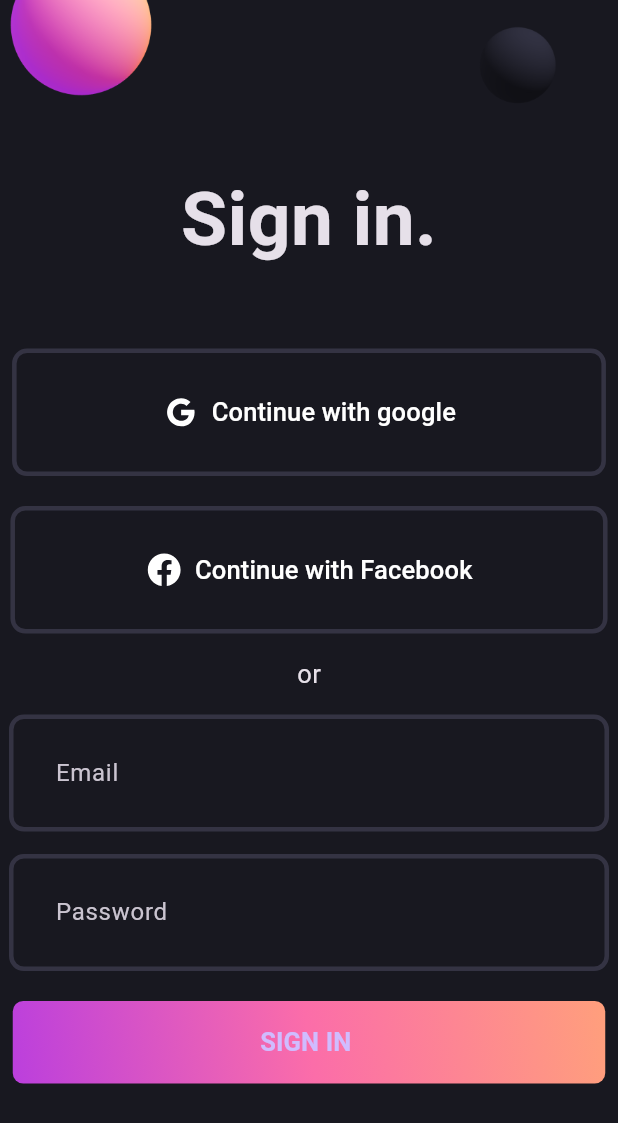
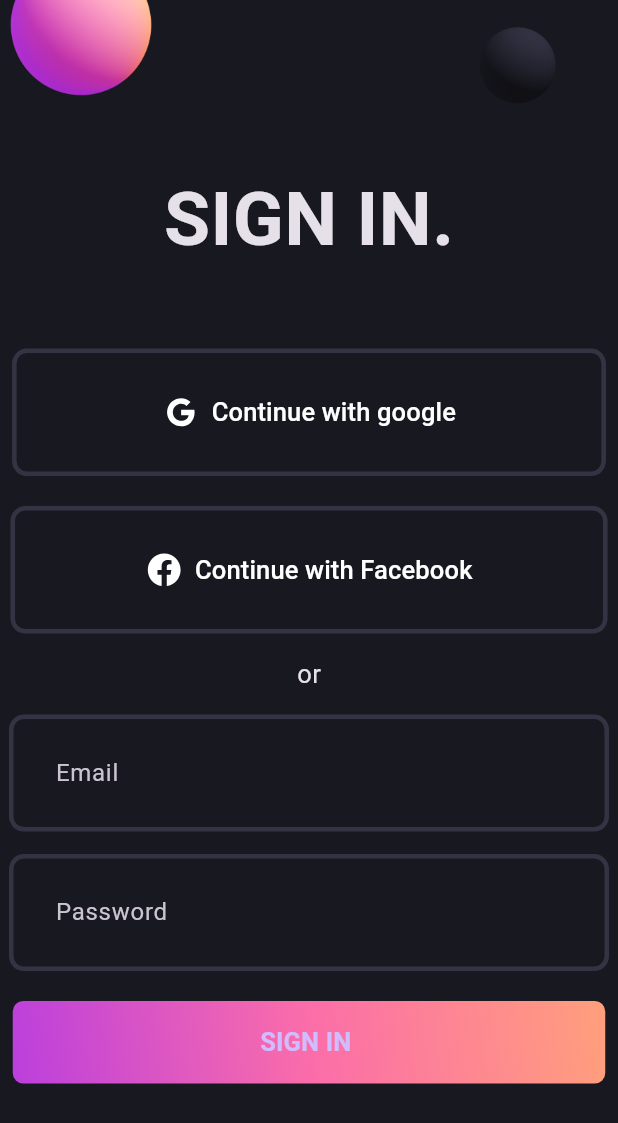
Before and after one commit to manikandanlevontech/LOGIINUI, a Flutter app: the screen it shows after launch, on a phone screen of 412 x 824 dp. Shown: the top 1123 px of the screen. Run offline on Flutter 3.47's test engine with Material 3 defaults, Android fonts, the phone set to English and light mode, and no system bars; our stand-ins replace flutter_svg.

```diff
--- a/lib/login_screen.dart
+++ b/lib/login_screen.dart
@@ -15,7 +15,7 @@ class LoginScreen extends StatelessWidget {
             children: [
               Image.asset('assets/images/signin_balls.png'),
               const Text(
-                'Sign in.',
+                'SIGN IN.',
                 style: TextStyle(fontWeight: FontWeight.bold, fontSize: 50),
               ),
               const SizedBox(
```
